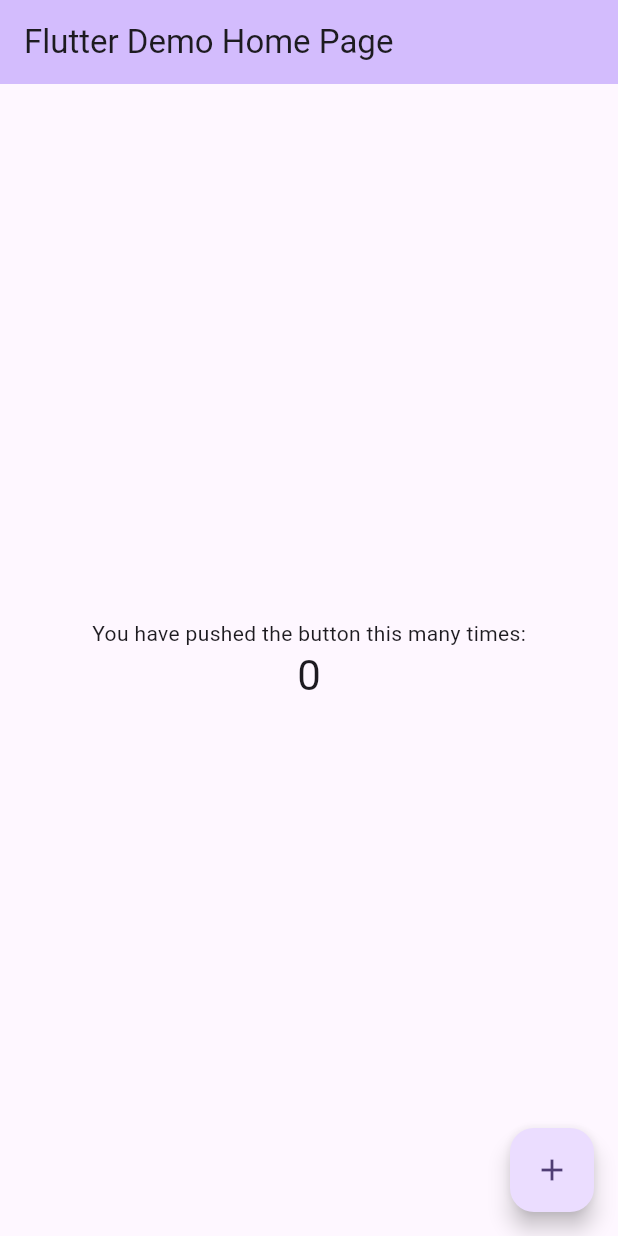
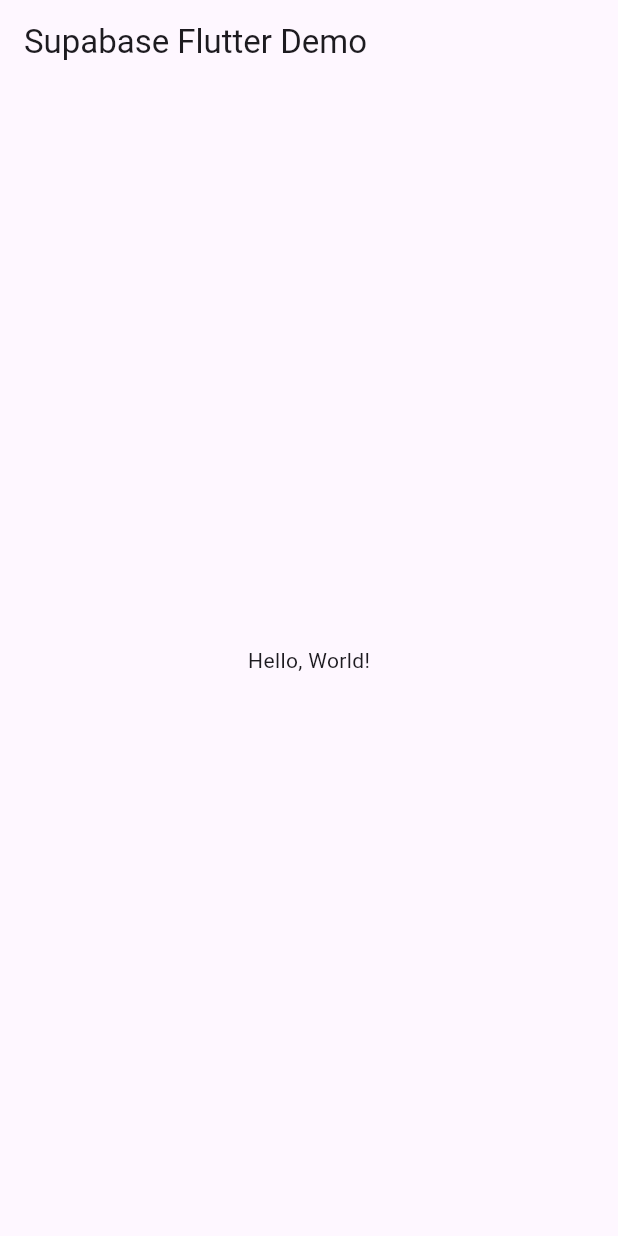
Before and after one commit to JavierRapadoDom/ChillRoom, a Flutter app: the screen it shows after launch, on a phone screen of 412 x 824 dp. Run offline on Flutter 3.47's test engine with Material 3 defaults, Android fonts, the phone set to English and light mode, and no system bars; our stand-ins replace supabase; accounts and stored records are empty.

Commit message:
TFG_25 Añadidos más archivos

```diff
--- a/lib/main.dart
+++ b/lib/main.dart
@@ -1,122 +1,38 @@
 import 'package:flutter/material.dart';
+import 'package:supabase/supabase.dart';
 
-void main() {
-  runApp(const MyApp());
+void main() async {
+  await Supabase.initialize(
+    url: 'https://bybzlijicrlrkbqajkus.supabase.co',
+    anonKey: 'eyJhbGciOiJIUzI1NiIsInR5cCI6IkpXVCJ9.eyJpc3MiOiJzdXBhYmFzZSIsInJlZiI6ImJ5YnpsaWppY3JscmticWFqa3VzIiwicm9sZSI6ImFub24iLCJpYXQiOjE3NDI0MDA2MjksImV4cCI6MjA1Nzk3NjYyOX0.QrsWPMU3G8OCwK4ck-UlbnLgDn9G00Gcxm-Y69X2OF4',
+  );
+
+  runApp(MyApp());
 }
 
 class MyApp extends StatelessWidget {
-  const MyApp({super.key});
-
-  // This widget is the root of your application.
   @override
   Widget build(BuildContext context) {
     return MaterialApp(
       title: 'Flutter Demo',
       theme: ThemeData(
-        // This is the theme of your application.
-        //
-        // TRY THIS: Try running your application with "flutter run". You'll see
-        // the application has a purple toolbar. Then, without quitting the app,
-        // try changing the seedColor in the colorScheme below to Colors.green
-        // and then invoke "hot reload" (save your changes or press the "hot
-        // reload" button in a Flutter-supported IDE, or press "r" if you used
-        // the command line to start the app).
-        //
-        // Notice that the counter didn't reset back to zero; the application
-        // state is not lost during the reload. To reset the state, use hot
-        // restart instead.
-        //
-        // This works for code too, not just values: Most code changes can be
-        // tested with just a hot reload.
-        colorScheme: ColorScheme.fromSeed(seedColor: Colors.deepPurple),
+        primarySwatch: Colors.blue,
       ),
-      home: const MyHomePage(title: 'Flutter Demo Home Page'),
+      home: MyHomePage(),
     );
   }
 }
 
-class MyHomePage extends StatefulWidget {
-  const MyHomePage({super.key, required this.title});
-
-  // This widget is the home page of your application. It is stateful, meaning
-  // that it has a State object (defined below) that contains fields that affect
-  // how it looks.
-
-  // This class is the configuration for the state. It holds the values (in this
-  // case the title) provided by the parent (in this case the App widget) and
-  // used by the build method of the State. Fields in a Widget subclass are
-  // always marked "final".
-
-  final String title;
-
-  @override
-  State<MyHomePage> createState() => _MyHomePageState();
-}
-
-class _MyHomePageState extends State<MyHomePage> {
-  int _counter = 0;
-
-  void _incrementCounter() {
-    setState(() {
-      // This call to setState tells the Flutter framework that something has
-      // changed in this State, which causes it to rerun the build method below
-      // so that the display can reflect the updated values. If we changed
-      // _counter without calling setState(), then the build method would not be
-      // called again, and so nothing would appear to happen.
-      _counter++;
-    });
-  }
-
+class MyHomePage extends StatelessWidget {
   @override
   Widget build(BuildContext context) {
-    // This method is rerun every time setState is called, for instance as done
-    // by the _incrementCounter method above.
-    //
-    // The Flutter framework has been optimized to make rerunning build methods
-    // fast, so that you can just rebuild anything that needs updating rather
-    // than having to individually change instances of widgets.
     return Scaffold(
       appBar: AppBar(
-        // TRY THIS: Try changing the color here to a specific color (to
-        // Colors.amber, perhaps?) and trigger a hot reload to see the AppBar
-        // change color while the other colors stay the same.
-        backgroundColor: Theme.of(context).colorScheme.inversePrimary,
-        // Here we take the value from the MyHomePage object that was created by
-        // the App.build method, and use it to set our appbar title.
-        title: Text(widget.title),
+        title: Text('Supabase Flutter Demo'),
       ),
       body: Center(
-        // Center is a layout widget. It takes a single child and positions it
-        // in the middle of the parent.
-        child: Column(
-          // Column is also a layout widget. It takes a list of children and
-          // arranges them vertically. By default, it sizes itself to fit its
-          // children horizontally, and tries to be as tall as its parent.
-          //
-          // Column has various properties to control how it sizes itself and
-          // how it positions its children. Here we use mainAxisAlignment to
-          // center the children vertically; the main axis here is the vertical
-          // axis because Columns are vertical (the cross axis would be
-          // horizontal).
-          //
-          // TRY THIS: Invoke "debug painting" (choose the "Toggle Debug Paint"
-          // action in the IDE, or press "p" in the console), to see the
-          // wireframe for each widget.
-          mainAxisAlignment: MainAxisAlignment.center,
-          children: <Widget>[
-            const Text('You have pushed the button this many times:'),
-            Text(
-              '$_counter',
-              style: Theme.of(context).textTheme.headlineMedium,
-            ),
-          ],
-        ),
+        child: Text('Hello, World!'),
       ),
-      floatingActionButton: FloatingActionButton(
-        onPressed: _incrementCounter,
-        tooltip: 'Increment',
-        child: const Icon(Icons.add),
-      ), // This trailing comma makes auto-formatting nicer for build methods.
     );
   }
 }
--- a/pubspec.yaml
+++ b/pubspec.yaml
@@ -30,6 +30,7 @@
 dependencies:
   flutter:
     sdk: flutter
+  supabase: ^2.6.3
 
   # The following adds the Cupertino Icons font to your application.
   # Use with the CupertinoIcons class for iOS style icons.
```
Also changed, not shown: lib/services/auth_service.dart (added), lib/supabase_client.dart (added), pubspec.lock.
